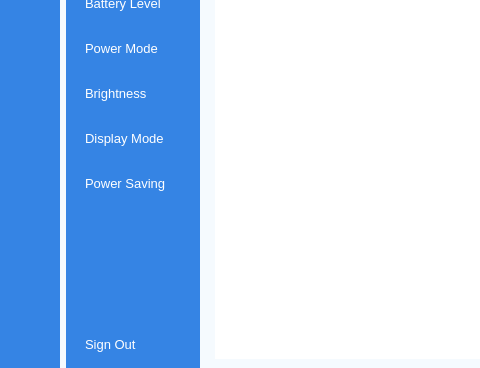
Before: the Qt Designer form main_form.ui in qhaihcblol/Demo, drawn with Qt 5; both pictures show x 0 to 480 and y 82 to 450 of the 800 by 450 pixel window.
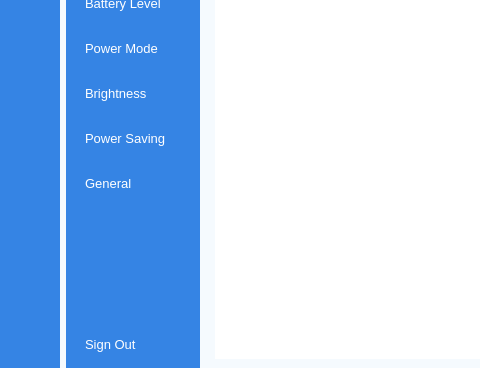
After: the same form once the commit is applied. Icons and pictures are not drawn.

The edit to the form file:
```diff
--- a/main_form.ui
+++ b/main_form.ui
@@ -361,29 +361,6 @@
            </property>
           </widget>
          </item>
-         <item>
-          <widget class="QPushButton" name="Display_Mode_Btn2">
-           <property name="font">
-            <font>
-             <pointsize>10</pointsize>
-            </font>
-           </property>
-           <property name="text">
-            <string>Display Mode</string>
-           </property>
-           <property name="icon">
-            <iconset resource="res.qrc">
-             <normaloff>:/image/Resource/notifications_white.png</normaloff>
-             <normalon>:/image/Resource/notifications.png</normalon>:/image/Resource/notifications_white.png</iconset>
-           </property>
-           <property name="checkable">
-            <bool>true</bool>
-           </property>
-           <property name="autoExclusive">
-            <bool>true</bool>
-           </property>
-          </widget>
-         </item>
          <item>
           <widget class="QPushButton" name="Power_Saving_Btn2">
            <property name="font">
@@ -396,6 +373,29 @@
            </property>
            <property name="icon">
             <iconset resource="res.qrc">
+             <normaloff>:/image/Resource/notifications_white.png</normaloff>
+             <normalon>:/image/Resource/notifications.png</normalon>:/image/Resource/notifications_white.png</iconset>
+           </property>
+           <property name="checkable">
+            <bool>true</bool>
+           </property>
+           <property name="autoExclusive">
+            <bool>true</bool>
+           </property>
+          </widget>
+         </item>
+         <item>
+          <widget class="QPushButton" name="General_Btn2">
+           <property name="font">
+            <font>
+             <pointsize>10</pointsize>
+            </font>
+           </property>
+           <property name="text">
+            <string>General</string>
+           </property>
+           <property name="icon">
+            <iconset resource="res.qrc">
              <normaloff>:/image/Resource/settings_white.png</normaloff>
              <normalon>:/image/Resource/settings.png</normalon>:/image/Resource/settings_white.png</iconset>
            </property>
```
Left out of the diff: 100 changed lines with no effect on the pictures.
